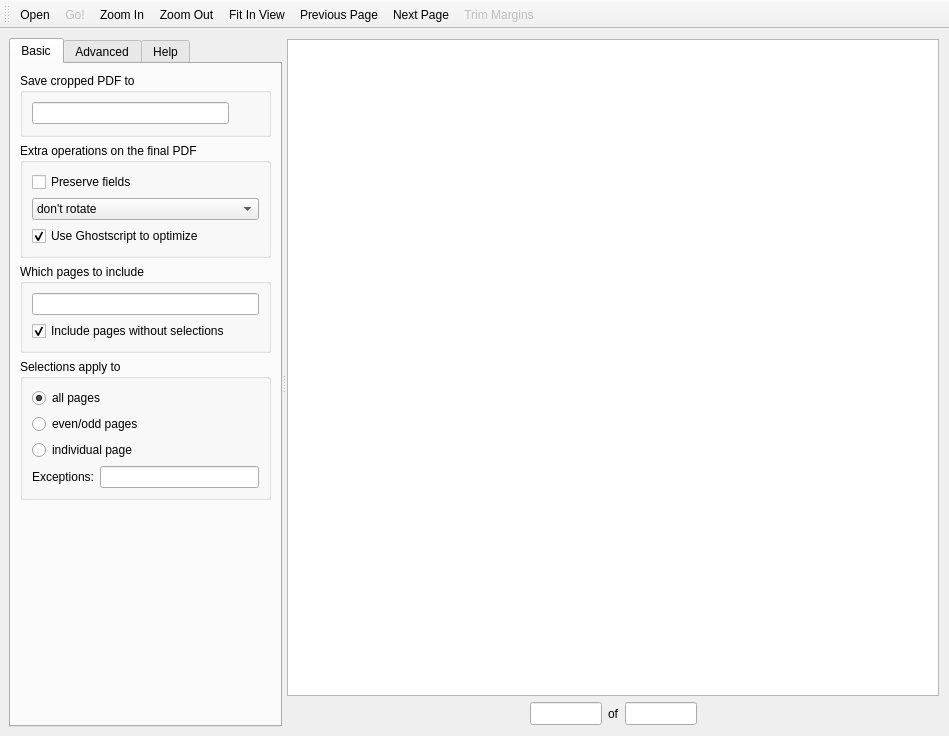
First picture: the form in src/pdfframe/mainwindow.ui, repository Ogekuri/PdfFrame, before the edit.
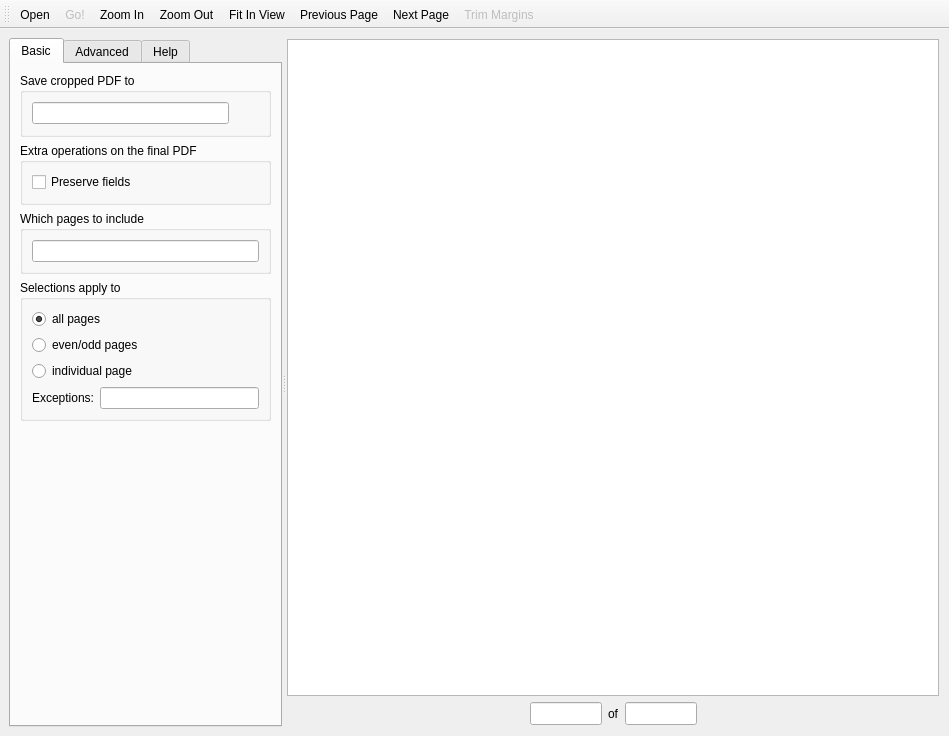
Second picture: the form after the edit.

Diff of the .ui file:
```diff
--- a/src/pdfframe/mainwindow.ui
+++ b/src/pdfframe/mainwindow.ui
@@ -87,47 +87,20 @@
               </widget>
              </item>
              <item>
-              <widget class="QComboBox" name="comboRotation">
-              <item>
-               <property name="text">
-                <string>don't rotate</string>
-               </property>
-              </item>
-              <item>
-               <property name="text">
-                <string>rotate left (90° counterclockwise)</string>
-               </property>
-              </item>
-              <item>
-               <property name="text">
-                <string>rotate right (90° clockwise)</string>
-               </property>
-              </item>
-              <item>
-               <property name="text">
-                <string>upside down</string>
-               </property>
-              </item>
-             </widget>
-            </item>
-            <item>
-             <widget class="QCheckBox" name="checkGhostscript">
-              <property name="sizePolicy">
-               <sizepolicy hsizetype="Minimum" vsizetype="Fixed">
-                <horstretch>0</horstretch>
-                <verstretch>0</verstretch>
-               </sizepolicy>
+             <spacer name="verticalSpacerPdfOperations">
+              <property name="orientation">
+               <enum>Qt::Vertical</enum>
               </property>
-              <property name="toolTip">
-               <string>&lt;p&gt;In order to use this option, Ghostscript must be installed and available as &lt;i&gt;gs&lt;/i&gt;. Whether this option actually improves the file size depends on the PDF file.&lt;/p&gt;</string>
+              <property name="sizeType">
+               <enum>QSizePolicy::MinimumExpanding</enum>
               </property>
-              <property name="text">
-               <string>Use Ghostscript to optimize</string>
+              <property name="sizeHint" stdset="0">
+               <size>
+                <width>20</width>
+                <height>1</height>
+               </size>
               </property>
-              <property name="checked">
-               <bool>true</bool>
-              </property>
-             </widget>
+             </spacer>
             </item>
            </layout>
           </widget>
@@ -147,19 +120,6 @@
               </property>
              </widget>
             </item>
-            <item>
-             <widget class="QCheckBox" name="checkIncludePagesWithoutSelections">
-              <property name="toolTip">
-               <string>&lt;p&gt;If checked, pages without selections will be included in the output unchanged. Otherwise, such pages will be removed from the output.&lt;/p&gt;</string>
-              </property>
-              <property name="text">
-               <string>Include pages without selections</string>
-              </property>
-              <property name="checked">
-               <bool>true</bool>
-              </property>
-             </widget>
-            </item>
            </layout>
           </widget>
          </item>
```
Left out of the diff: 1 changed line with no effect on the pictures.
